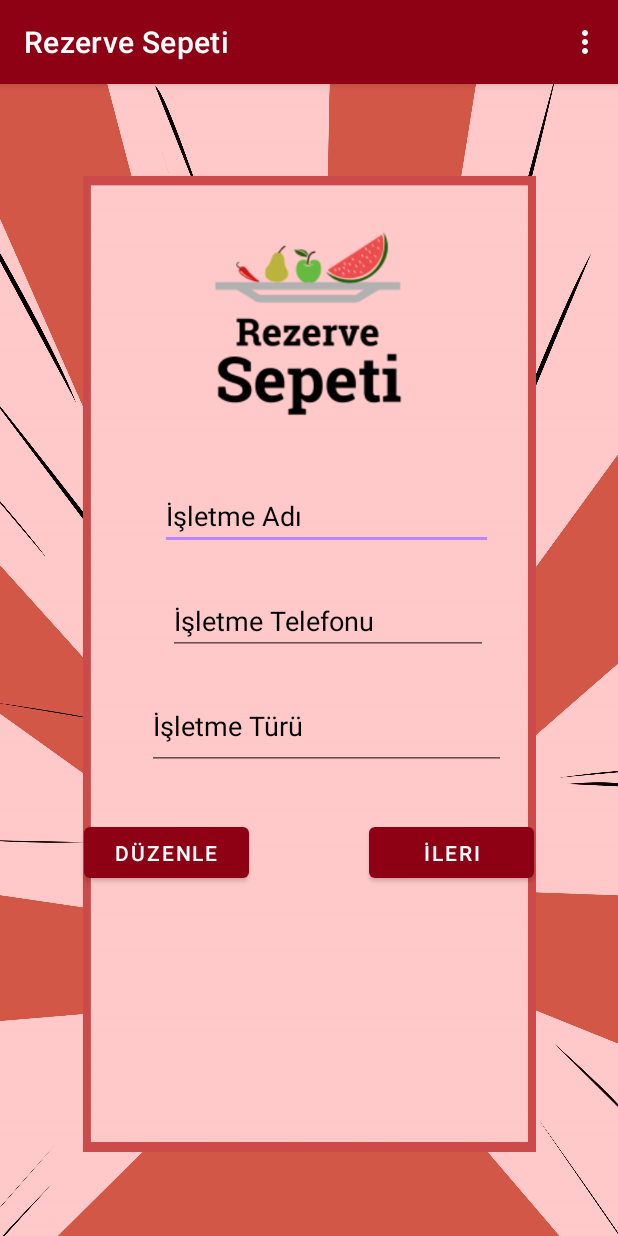
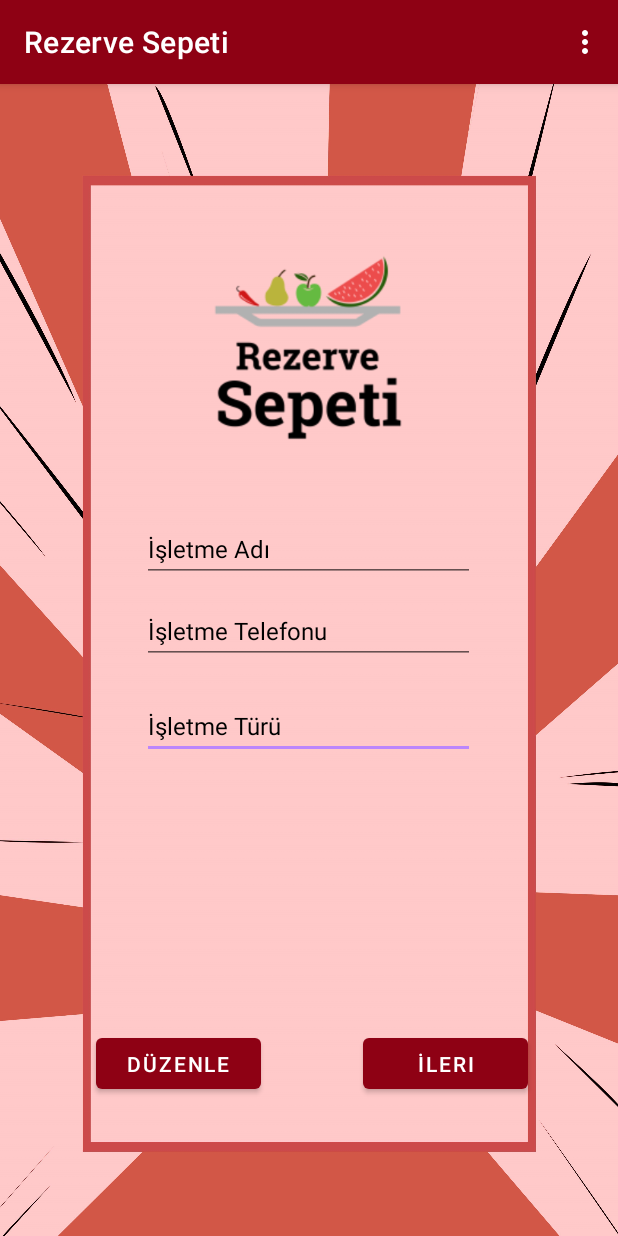
Before and after one commit to isilaykmbk/rezervesepeti, an Android app: the DashboardActivity screen opened directly, with no data from a screen before it, on a phone screen of 412 x 824 dp. Run offline under Robolectric (Android 15) with nearby library versions, the phone set to English and light mode, and no system bars; our stand-ins replace Firebase (no records; nobody signed in at launch, a user with empty details on screens opened directly).

Commit message:
constrain dashboardlar düzeltildi

```diff
--- a/app/src/main/res/layout/activity_business_maps.xml
+++ b/app/src/main/res/layout/activity_business_maps.xml
@@ -49,33 +49,18 @@
             app:layout_constraintTop_toBottomOf="@+id/business_map_text"
             app:layout_constraintVertical_bias="0.0" />
 
-        <com.google.android.gms.maps.MapView
-            android:id="@+id/mapView2"
-            android:layout_width="280dp"
-            android:layout_height="186dp"
-            android:layout_marginTop="56dp"
-            app:layout_constraintBottom_toBottomOf="parent"
-            app:layout_constraintEnd_toEndOf="parent"
-            app:layout_constraintHorizontal_bias="0.496"
-            app:layout_constraintStart_toStartOf="parent"
-            app:layout_constraintTop_toBottomOf="@+id/group"
-            app:layout_constraintVertical_bias="0.033" />
-
         <EditText
             android:id="@+id/business_map_text"
             android:layout_width="271dp"
             android:layout_height="106dp"
-            android:layout_marginTop="56dp"
+            android:layout_marginBottom="208dp"
             android:ems="10"
             android:hint="Sözel Açıklaması"
             android:inputType="textPersonName"
             android:textColorHint="#291B1B"
             app:layout_constraintBottom_toBottomOf="parent"
-            app:layout_constraintEnd_toEndOf="@+id/mapView2"
-            app:layout_constraintHorizontal_bias="1.0"
-            app:layout_constraintStart_toStartOf="@+id/mapView2"
-            app:layout_constraintTop_toBottomOf="@+id/mapView2"
-            app:layout_constraintVertical_bias="0.0" />
+            app:layout_constraintEnd_toEndOf="parent"
+            app:layout_constraintStart_toStartOf="parent" />
 
     </androidx.constraintlayout.widget.ConstraintLayout>
 
--- a/app/src/main/res/layout/activity_business_tables.xml
+++ b/app/src/main/res/layout/activity_business_tables.xml
@@ -153,7 +153,7 @@
             app:layout_constraintEnd_toEndOf="parent"
             app:layout_constraintStart_toStartOf="parent"
             app:layout_constraintTop_toTopOf="parent"
-            app:layout_constraintVertical_bias="0.122" />
+            app:layout_constraintVertical_bias="0.155" />
 
         <Button
             android:id="@+id/button2"
--- a/app/src/main/res/layout/activity_dashboard.xml
+++ b/app/src/main/res/layout/activity_dashboard.xml
@@ -20,27 +20,59 @@
         app:layout_constraintVertical_bias="0.0"
         tools:context=".MainActivity">
 
+        <EditText
+            android:id="@+id/business_name3"
+            android:layout_width="222dp"
+            android:layout_height="43dp"
+            android:layout_marginTop="128dp"
+            android:ems="10"
+            android:hint="İşletme Türü"
+            android:inputType="textPersonName"
+            android:textColorHint="#000000"
+            android:textSize="16sp"
+            app:layout_constraintBottom_toBottomOf="parent"
+            app:layout_constraintEnd_toEndOf="@+id/imageView2"
+            app:layout_constraintStart_toStartOf="@+id/imageView2"
+            app:layout_constraintTop_toBottomOf="@+id/imageView2"
+            app:layout_constraintVertical_bias="0.022" />
+
+        <EditText
+            android:id="@+id/business_name2"
+            android:layout_width="222dp"
+            android:layout_height="43dp"
+            android:layout_marginTop="72dp"
+            android:ems="10"
+            android:hint="İşletme Telefonu"
+            android:inputType="textPersonName"
+            android:textColorHint="#000000"
+            android:textSize="16sp"
+            app:layout_constraintBottom_toBottomOf="parent"
+            app:layout_constraintEnd_toEndOf="@+id/imageView2"
+            app:layout_constraintStart_toStartOf="@+id/imageView2"
+            app:layout_constraintTop_toBottomOf="@+id/imageView2"
+            app:layout_constraintVertical_bias="0.0" />
+
         <Button
             android:id="@+id/button4"
             android:layout_width="110dp"
             android:layout_height="46dp"
-            android:layout_marginTop="32dp"
-            android:layout_marginEnd="56dp"
+            android:layout_marginEnd="60dp"
+            android:layout_marginBottom="92dp"
             android:text="İleri"
             app:layout_constraintBottom_toBottomOf="parent"
-            app:layout_constraintEnd_toEndOf="parent"
-            app:layout_constraintTop_toBottomOf="@+id/business_type"
-            app:layout_constraintVertical_bias="0.0" />
+            app:layout_constraintEnd_toEndOf="parent" />
 
         <ImageView
             android:id="@+id/imageView2"
             android:layout_width="152dp"
             android:layout_height="191dp"
             android:layout_marginTop="64dp"
+            app:layout_constraintBottom_toBottomOf="parent"
             app:layout_constraintEnd_toEndOf="parent"
             app:layout_constraintHorizontal_bias="0.498"
             app:layout_constraintStart_toStartOf="parent"
             app:layout_constraintTop_toBottomOf="@+id/group"
+            app:layout_constraintVertical_bias="0.031"
             app:srcCompat="@drawable/ac93b330800b48fea2a3cb64cd66307c" />
 
         <EditText
@@ -52,38 +84,12 @@
             android:hint="İşletme Adı"
             android:inputType="textPersonName"
             android:textColorHint="#000000"
+            android:textSize="16sp"
+            app:layout_constraintBottom_toBottomOf="parent"
             app:layout_constraintEnd_toEndOf="@+id/imageView2"
-            app:layout_constraintHorizontal_bias="0.327"
             app:layout_constraintStart_toStartOf="@+id/imageView2"
-            app:layout_constraintTop_toBottomOf="@+id/imageView2" />
-
-        <EditText
-            android:id="@+id/business_type"
-            android:layout_width="239dp"
-            android:layout_height="58dp"
-            android:layout_marginTop="144dp"
-            android:ems="10"
-            android:hint="İşletme Türü"
-            android:inputType="textPersonName"
-            android:textColorHint="#000000"
-            app:layout_constraintEnd_toEndOf="@+id/imageView2"
-            app:layout_constraintHorizontal_bias="0.365"
-            app:layout_constraintStart_toStartOf="@+id/imageView2"
-            app:layout_constraintTop_toBottomOf="@+id/imageView2" />
-
-        <EditText
-            android:id="@+id/business_phone"
-            android:layout_width="wrap_content"
-            android:layout_height="wrap_content"
-            android:layout_marginTop="80dp"
-            android:ems="10"
-            android:hint="İşletme Telefonu"
-            android:inputType="textPersonName"
-            android:textColorHint="#000000"
-            app:layout_constraintEnd_toEndOf="@+id/imageView2"
-            app:layout_constraintHorizontal_bias="0.293"
-            app:layout_constraintStart_toStartOf="@+id/imageView2"
-            app:layout_constraintTop_toBottomOf="@+id/imageView2" />
+            app:layout_constraintTop_toBottomOf="@+id/imageView2"
+            app:layout_constraintVertical_bias="0.013" />
 
         <androidx.constraintlayout.widget.Group
             android:id="@+id/group"
@@ -94,13 +100,11 @@
             android:id="@+id/button"
             android:layout_width="110dp"
             android:layout_height="46dp"
-            android:layout_marginStart="56dp"
-            android:layout_marginTop="32dp"
+            android:layout_marginStart="64dp"
+            android:layout_marginBottom="92dp"
             android:text="Düzenle"
             app:layout_constraintBottom_toBottomOf="parent"
-            app:layout_constraintStart_toStartOf="parent"
-            app:layout_constraintTop_toBottomOf="@+id/business_type"
-            app:layout_constraintVertical_bias="0.0" />
+            app:layout_constraintStart_toStartOf="parent" />
 
     </androidx.constraintlayout.widget.ConstraintLayout>
 
```
